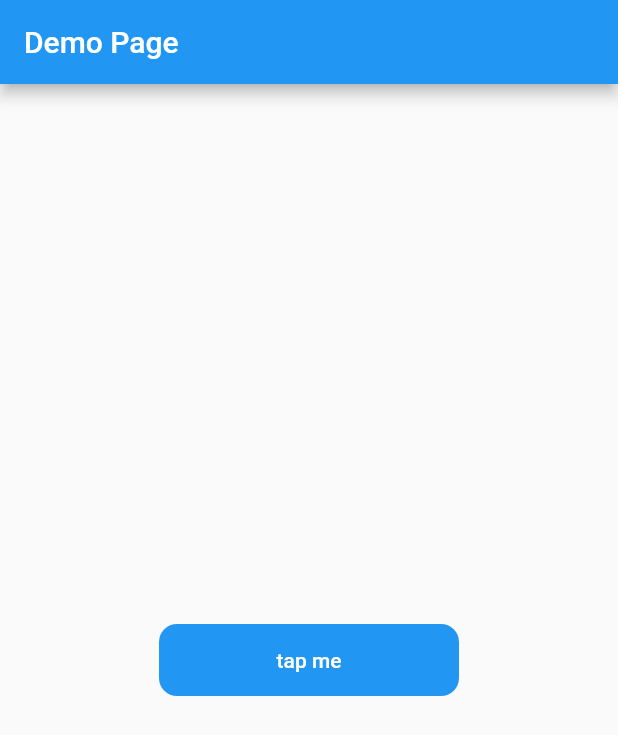
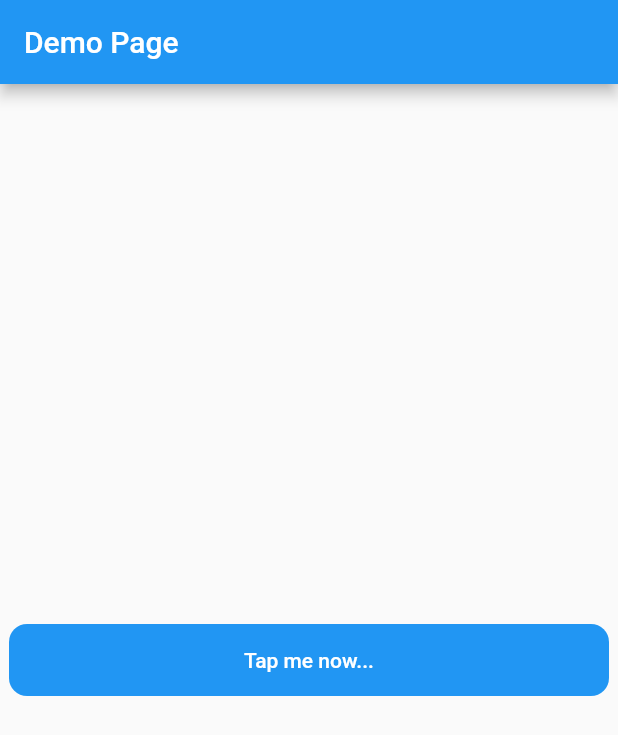
Before and after one commit to ekoRemDev/single_tapable_button, a Flutter app: the screen it shows after launch, on a phone screen of 412 x 824 dp. Shown: the top 735 px of the screen. Run offline on Flutter 3.47's test engine with Material 2 defaults, Android fonts, the phone set to English and light mode, and no system bars.

Commit message:
Enhancements styling

```diff
--- a/example/lib/main.dart
+++ b/example/lib/main.dart
@@ -41,11 +41,9 @@ class _MyHomePageState extends State<MyHomePage> {
         title: Text(widget.title),
       ),
       body: Center(
-        child: Container(
-          height: 48,
-          width: 200,
         child: SingleTapableButton(
-            text: 'tap me',
+          width: 400,
+          child: const Text('Tap me now...'),
           onPressed: (StreamSink<bool> canBePressed) async {
             // Do whatever has to be done
 
@@ -64,7 +62,6 @@ class _MyHomePageState extends State<MyHomePage> {
           },
         ),
       ),
-      ),
     );
   }
 }
--- a/example/pubspec.yaml
+++ b/example/pubspec.yaml
@@ -40,7 +40,8 @@ dependencies:
 dev_dependencies:
   flutter_test:
     sdk: flutter
-  single_tapable_buttons: ^0.0.2
+  single_tapable_buttons:
+    path: ../
 
   # The "flutter_lints" package below contains a set of recommended lints to
   # encourage good coding practices. The lint set provided by the package is
--- a/lib/single_tapable_buttons.dart
+++ b/lib/single_tapable_buttons.dart
@@ -5,16 +5,20 @@ import 'package:flutter/material.dart';
 class SingleTapableButton extends StatefulWidget {
   final void Function(StreamSink<bool> canBePressed) onPressed;
   final Widget? child;
-  final String? text;
   final Color backgroundColor;
   final bool disabled;
+  final double? height;
+  final double? width;
+  final double? borderRadius;
 
   const SingleTapableButton({
     required this.onPressed,
     this.child,
-    this.text,
     this.backgroundColor = Colors.blue,
     this.disabled = false,
+    this.height = 48,
+    this.width = double.infinity,
+    this.borderRadius = 12,
   });
 
   @override
@@ -44,32 +48,60 @@ class _SingleTapableButtonState extends State<SingleTapableButton> {
     }
   }
 
+  Color getColor(Set<MaterialState> states) {
+    const Set<MaterialState> interactiveStates = <MaterialState>{
+      MaterialState.pressed,
+      MaterialState.disabled,
+    };
+    if (states.any(interactiveStates.contains)) {
+      return widget.backgroundColor.withOpacity(0.5);
+    }
+    return widget.backgroundColor;
+  }
+
+  RoundedRectangleBorder getBorder(Set<MaterialState> states) {
+    return RoundedRectangleBorder(
+      borderRadius: BorderRadius.circular(widget.borderRadius ?? 100),
+    );
+  }
+
+  double getElevation(Set<MaterialState> states) {
+    return 0;
+  }
+
+  Size getSize(Set<MaterialState> states) {
+    return Size(widget.height ?? double.infinity, widget.width ?? 48);
+  }
+
   @override
   Widget build(BuildContext context) {
-    return SizedBox.expand(
+    return SizedBox(
+      height: widget.height,
+      width: widget.width,
       child: StreamBuilder(
           stream: canButtonBePressedStream.stream,
           builder: (context, snapshot) {
-            var _canBePressed = (snapshot.data ?? false);
+            var canBePressed = (snapshot.data ?? false);
             return ElevatedButton(
-              style: ElevatedButton.styleFrom(
-                shape: RoundedRectangleBorder(
-                  borderRadius: BorderRadius.circular(12),
-                ),
-                backgroundColor: widget.backgroundColor,
-                elevation: 0,
+              style: ButtonStyle(
+                minimumSize: MaterialStateProperty.resolveWith(getSize),
+                backgroundColor: MaterialStateProperty.resolveWith(getColor),
+                shape: MaterialStateProperty.resolveWith(getBorder),
+                elevation: MaterialStateProperty.resolveWith(getElevation),
               ),
-              onPressed: _canBePressed
+              onPressed: canBePressed
                   ? () {
                       canButtonBePressedStream.sink.add(false);
                       widget.onPressed(canButtonBePressedStream.sink);
                     }
                   : null,
-              child: widget.text != null
-                  ? Text(
-                      widget.text!,
-                    )
-                  : widget.child ?? const SizedBox(),
+              child: canBePressed
+                  ? widget.child
+                  : const Center(
+                      child: CircularProgressIndicator(
+                        strokeWidth: 1,
+                      ),
+                    ),
             );
           }),
     );
--- a/pubspec.yaml
+++ b/pubspec.yaml
@@ -1,6 +1,6 @@
 name: single_tapable_buttons
-description: Single tapable Button
-version: 0.0.3
+description: With this customizable button, you can control your button capability and styling
+version: 0.0.5
 homepage: https://github.com/ekoRemDev/single_tapable_button
 
 environment:
```
Also changed, not shown: example/pubspec.lock, 2 other files. Lines whose indentation alone changed are shown as unchanged.
